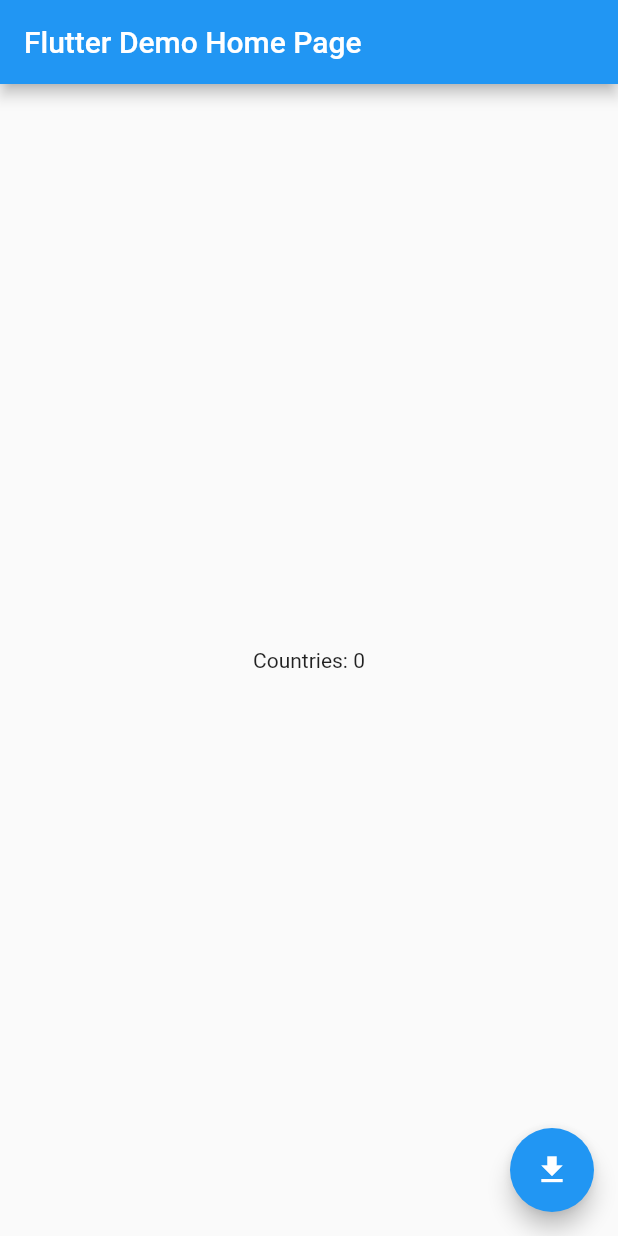
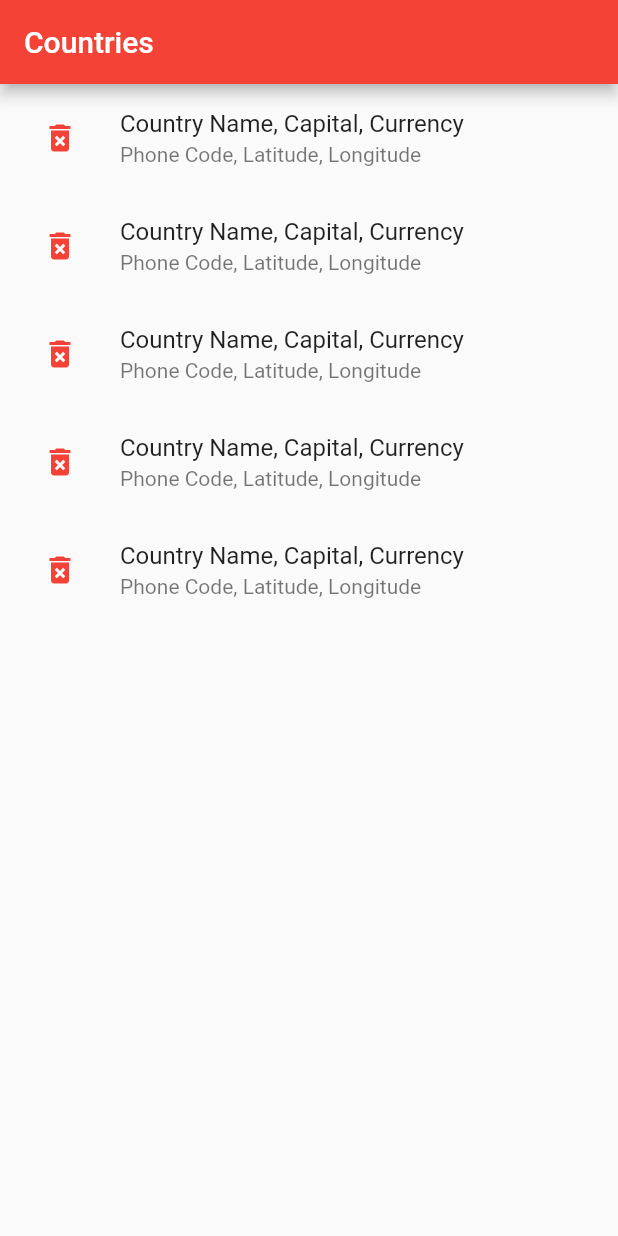
Before and after one commit to wackyapps/graphql_country, a Flutter app: the screen it shows after launch, on a phone screen of 412 x 824 dp. Run offline on Flutter 3.47's test engine with Material 2 defaults, Android fonts, the phone set to English and light mode, and no system bars; our stand-ins replace graphql_flutter, hive_flutter, shared_preferences; accounts and stored records are empty.

Commit message:
Added models for country, added provider, added UI's

```diff
--- a/lib/main.dart
+++ b/lib/main.dart
@@ -1,76 +1,33 @@
 import 'package:flutter/material.dart';
-import 'package:maqqi/model/country/country.dart';
-import 'package:maqqi/services/graphql_service/countries_service/countries_service.dart';
+import 'package:maqqi/provider/country_provider/country_provider.dart';
+import 'package:maqqi/screens/countries/countries.dart';
+import 'package:provider/provider.dart';
 
 void main() {
-  runApp(const MyApp());
+  runApp(
+// You can wrap multiple providers in a list.
+    MultiProvider(
+      providers: [
+        ChangeNotifierProvider(
+          create: (context) => CountryProvider(),
+        ),
+      ],
+      child: const CountriesDemoApp(),
+    ),
+  );
 }
 
-class MyApp extends StatelessWidget {
-  const MyApp({Key? key}) : super(key: key);
+class CountriesDemoApp extends StatelessWidget {
+  const CountriesDemoApp({Key? key}) : super(key: key);
 
   @override
   Widget build(BuildContext context) {
     return MaterialApp(
-      title: 'Flutter Demo',
+      title: 'Countries Demo GraphQL, Provider',
       theme: ThemeData(
         primarySwatch: Colors.blue,
       ),
-      home: const MyHomePage(title: 'Flutter Demo Home Page'),
+      home: const CountriesList(),
     );
   }
 }
-
-class MyHomePage extends StatefulWidget {
-  const MyHomePage({Key? key, required this.title}) : super(key: key);
-
-  final String title;
-
-  @override
-  State<MyHomePage> createState() => _MyHomePageState();
-}
-
-class _MyHomePageState extends State<MyHomePage> {
-  int _counter = 0;
-  bool _loading = false;
-
-  void _fetchCountriesAll() {
-    setState(() {
-      _counter= 0;
-      _loading = true;
-    });
-    CountriesService service = CountriesService();
-    service.getCountries().then((List<Country> countries) {
-      // loop countries and print
-      for (Country country in countries) {
-        print('country: ${country.Name}');
-        _counter++;
-      }
-      setState(() {
-        _loading = false;
-      });
-    });
-  }
-
-  @override
-  Widget build(BuildContext context) {
-    return Scaffold(
-      appBar: AppBar(
-        title: Text(widget.title),
-      ),
-      body: Center(
-        child: Column(
-          mainAxisAlignment: MainAxisAlignment.center,
-          children: <Widget>[
-            (_loading) ? const Text('Loading...') : Text('Countries: $_counter'),
-          ],
-        ),
-      ),
-      floatingActionButton: FloatingActionButton(
-        onPressed: _fetchCountriesAll,
-        tooltip: 'Countries',
-        child: const Icon(Icons.download),
-      ),
-    );
-  }
-}
--- /dev/null
+++ b/lib/provider/country_provider/country_provider.dart
@@ -0,0 +1,28 @@
+import 'package:flutter/foundation.dart';
+import 'package:maqqi/model/country/country.dart';
+
+class CountryProvider extends ChangeNotifier {
+  List<Country> _countries = <Country>[];
+
+  List<Country> get countries => _countries;
+
+  set countries(List<Country> value) {
+    _countries = value;
+  }
+
+  // add country
+  void addCountry(Country country) {
+    // ignore: todo
+    // TODO: call database api service to add in graphql first
+    _countries.add(country);
+    notifyListeners();
+  }
+
+  // remove country
+  void removeCountry(Country country) {
+    // ignore: todo
+    // TODO: call database api service to remove in graphql first
+    _countries.remove(country);
+    notifyListeners();
+  }
+}
--- /dev/null
+++ b/lib/screens/countries/countries.dart
@@ -0,0 +1,33 @@
+import 'package:flutter/material.dart';
+
+class CountriesList extends StatefulWidget {
+  const CountriesList({Key? key}) : super(key: key);
+
+  @override
+  _CountriesListState createState() => _CountriesListState();
+}
+
+class _CountriesListState extends State<CountriesList> {
+  @override
+  Widget build(BuildContext context) {
+    return Scaffold(
+      appBar: AppBar(
+        backgroundColor: Colors.red,
+        title: const Text("Countries"),
+      ),
+      body: ListView.builder(
+        itemCount: 5,
+        itemBuilder: (context, index) {
+          return ListTile(
+            title: const Text("Country Name, Capital, Currency"),
+            subtitle: const Text("Phone Code, Latitude, Longitude"),
+            leading: IconButton(
+              icon: const Icon(Icons.delete_forever, color: Colors.red),
+              onPressed: () {},
+            ),
+          );
+        },
+      ),
+    );
+  }
+}
```
Also changed, not shown: lib/screens/countries/country_form.dart (added, +117 -0 lines), pubspec.yaml (+4 -3 lines), pubspec.lock.
